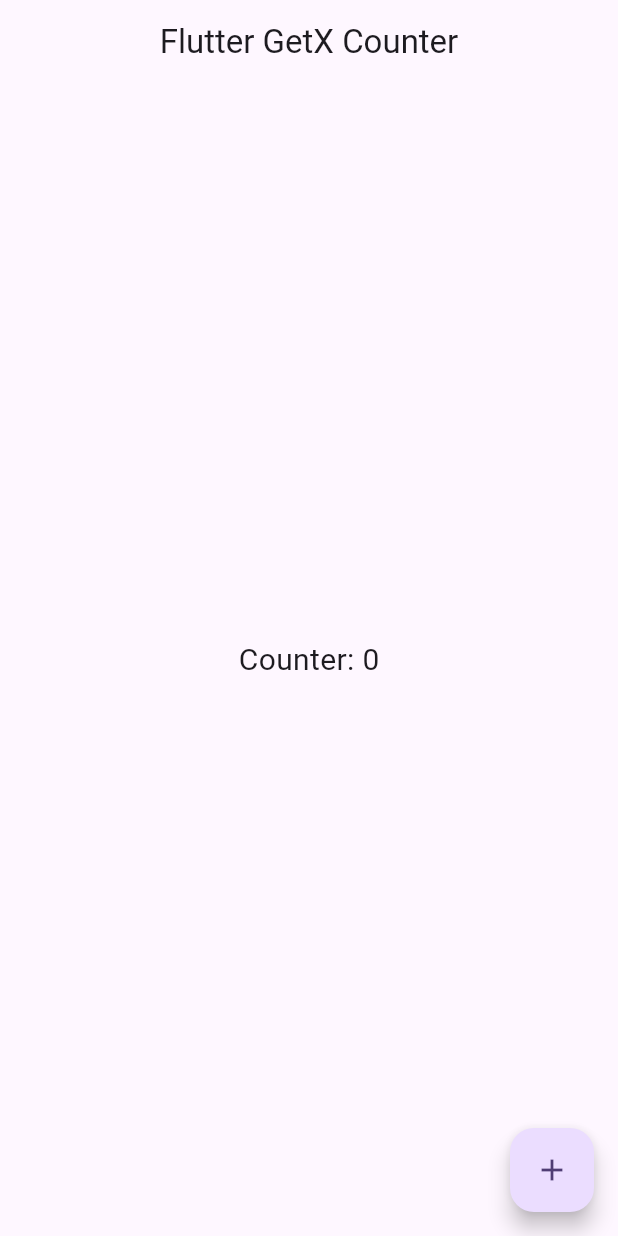
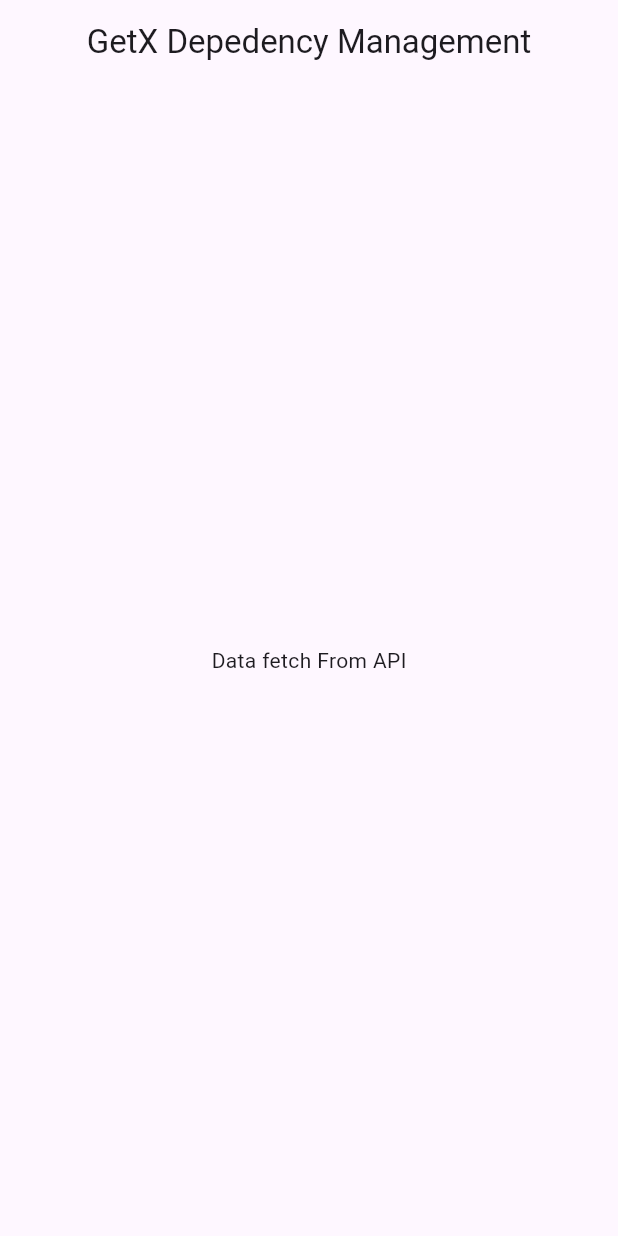
Before and after one commit to Eka051/flutter_state, a Flutter app: the screen it shows after launch, on a phone screen of 412 x 824 dp. Run offline on Flutter 3.47's test engine with Material 3 defaults, Android fonts, the phone set to English and light mode, and no system bars; our stand-ins replace get.

Commit message:
feat: implement API service and update main app structure

```diff
--- /dev/null
+++ b/lib/api_service.dart
@@ -0,0 +1,8 @@
+import 'package:get/get.dart';
+
+class ApiService extends GetxService {
+  Future<String> fetchData() async {
+    await Future.delayed(const Duration(seconds: 2));
+    return "Data fetch From API";
+  }
+}
--- a/lib/main.dart
+++ b/lib/main.dart
@@ -1,8 +1,10 @@
 import 'package:flutter/material.dart';
+import 'package:flutter_state/api_service.dart';
 import 'package:flutter_state/counter_controller.dart';
 import 'package:get/get.dart';
 
 void main() {
+  Get.lazyPut<ApiService>(() => ApiService());
   runApp(const MyApp());
 }
 
@@ -17,8 +19,37 @@ class MyApp extends StatelessWidget {
         colorScheme: ColorScheme.fromSeed(seedColor: Colors.deepPurple),
         useMaterial3: true,
       ),
-      home: const CounterApp(),
+      home: const HomePage(),
       debugShowCheckedModeBanner: false,
+    );
+  }
+}
+
+class HomePage extends StatelessWidget {
+  const HomePage({super.key});
+
+  @override
+  Widget build(BuildContext context) {
+    final ApiService apiService = Get.find();
+
+    return Scaffold(
+      appBar: AppBar(
+        title: Center(child: const Text('GetX Depedency Management')),
+      ),
+      body: Center(
+        child: FutureBuilder<String>(
+          future: apiService.fetchData(),
+          builder: (context, snapshot) {
+            if (snapshot.connectionState == ConnectionState.waiting) {
+              return const CircularProgressIndicator();
+            } else if (snapshot.hasData) {
+              return Text(snapshot.data ?? 'No Data');
+            } else {
+              return const Text('Error in fetching data');
+            }
+          },
+        ),
+      ),
     );
   }
 }
@@ -28,7 +59,6 @@ class CounterApp extends StatelessWidget {
 
   @override
   Widget build(BuildContext context) {
-
     final CounterController controller = Get.put(CounterController());
 
     return Scaffold(
```
